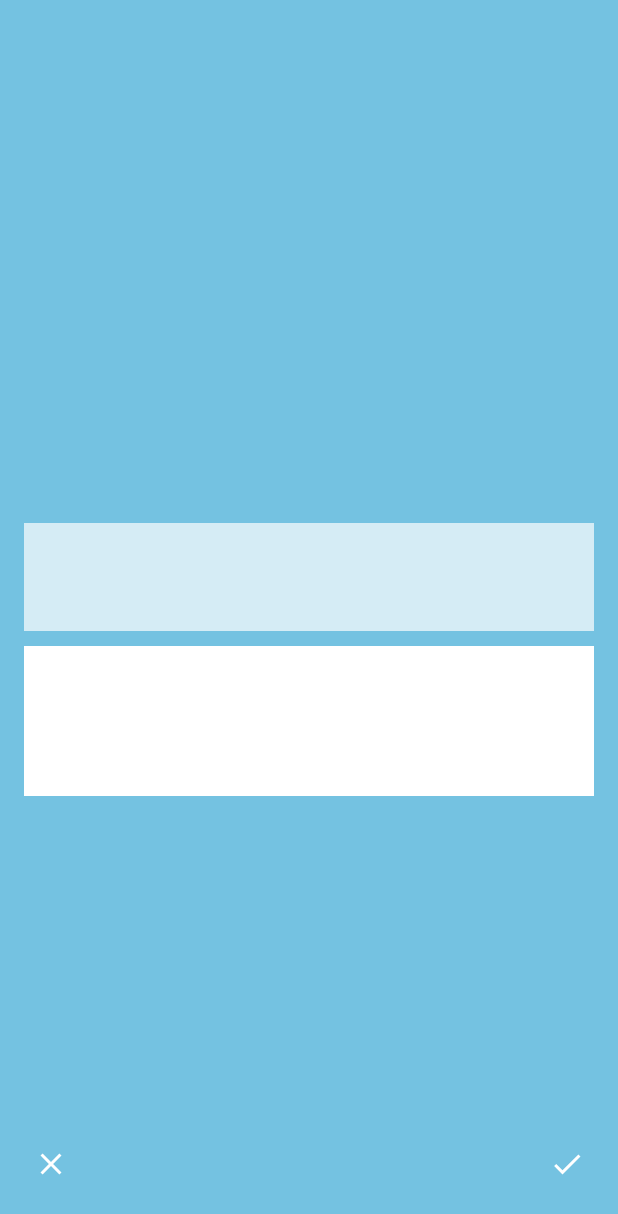
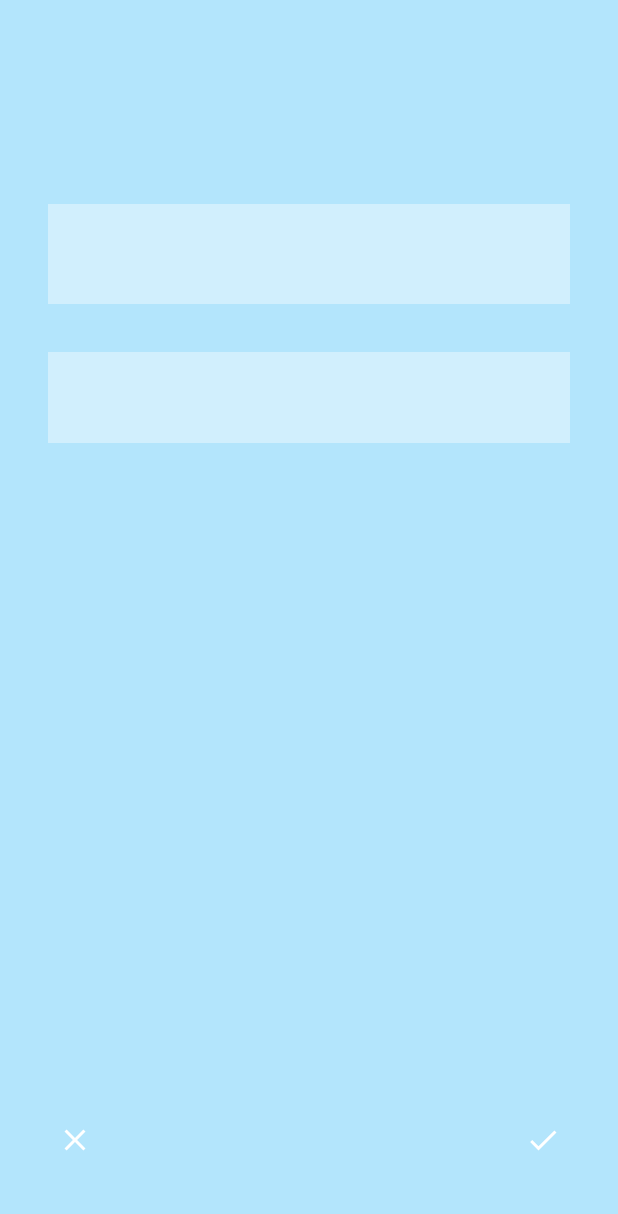
Before and after one commit to alicelubic/Pep-Talk-Project-4, an Android app: the layout frag_new_edit.xml on its own in the app's theme, with its tools: preview values and no code run, on a phone screen of 412 x 824 dp. Shown: the top 1214 px of the screen. Run offline under Robolectric (Android 15) with nearby library versions, the light colour scheme and no system bars.

Commit message:
stable for now

```diff
--- a/PepTalkApp/app/src/main/res/layout/frag_new_edit.xml
+++ b/PepTalkApp/app/src/main/res/layout/frag_new_edit.xml
@@ -1,10 +1,9 @@
 <?xml version="1.0" encoding="utf-8"?>
 <FrameLayout xmlns:android="http://schemas.android.com/apk/res/android"
     xmlns:app="http://schemas.android.com/apk/res-auto"
-    xmlns:tools="http://schemas.android.com/tools"
     android:layout_width="match_parent"
     android:layout_height="match_parent"
-    android:background="@color/myPrimaryLightBlue"
+    android:background="@color/mySecondaryBlue"
     android:clickable="true"
     android:fitsSystemWindows="true">
     <!--app:theme="@style/ThemeOverlay.AppCompat.ActionBar"-->
@@ -28,16 +27,25 @@
 
     <!--</android.support.design.widget.AppBarLayout>-->
 
-    <LinearLayout
+    <!--<LinearLayout-->
+    <!--android:layout_width="match_parent"-->
+    <!--android:layout_height="match_parent"-->
+    <!--android:gravity="center"-->
+    <!--android:orientation="vertical"-->
+    <!--android:padding="16dp">-->
+
+
+    <RelativeLayout
         android:layout_width="match_parent"
-        android:layout_height="wrap_content"
-        android:layout_gravity="center"
-        android:orientation="vertical"
-        android:padding="16dp">
+        android:layout_height="match_parent"
+        android:paddingLeft="16dp"
+        android:paddingRight="16dp"
+        android:paddingTop="64dp"
+        android:paddingBottom="16dp">
 
         <TextView
             android:id="@+id/textview_homescreen_widget_prompt"
-            style="@style/app_font.Blue"
+            style="@style/app_font.BrightBlue"
             android:layout_width="match_parent"
             android:layout_height="wrap_content"
             android:layout_marginBottom="16dp"
@@ -49,11 +57,11 @@
             android:id="@+id/inputlayout_title"
             android:layout_width="match_parent"
             android:layout_height="wrap_content"
-            android:layout_marginBottom="10dp"
-            android:alpha="0.7"
+            android:layout_margin="16dp"
+            android:alpha="0.4"
             android:background="@color/white"
-            android:gravity="top"
             android:padding="6dp"
+
             android:textColor="@color/colorPrimary"
             android:textColorHint="@color/myPrimaryLightBlue"
             app:hintTextAppearance="@style/app_font.Blue">
@@ -63,22 +71,23 @@
                 style="@style/my_edit_text"
                 android:layout_width="match_parent"
                 android:layout_height="match_parent"
+                android:layout_gravity="center_horizontal"
                 android:layout_marginBottom="6dp"
                 android:layout_marginTop="6dp"
                 android:focusable="true"
-                android:gravity="center_horizontal"
                 android:imeOptions="actionNext"
-                android:inputType="textCapWords"
-                android:textColor="@color/colorPrimary" />
+                android:inputType="textCapWords" />
         </android.support.design.widget.TextInputLayout>
 
         <android.support.design.widget.TextInputLayout
             android:id="@+id/inputlayout_body"
             android:layout_width="match_parent"
             android:layout_height="wrap_content"
+            android:layout_below="@id/inputlayout_title"
             android:layout_gravity="bottom"
+            android:layout_margin="16dp"
+            android:alpha="0.4"
             android:background="@color/white"
-            android:minHeight="100dp"
             android:padding="6dp"
             android:textColorHint="@color/myPrimaryLightBlue"
             app:hintTextAppearance="@style/app_font.Blue">
@@ -90,30 +99,33 @@
                 android:layout_height="match_parent"
                 android:gravity="top|start"
                 android:imeOptions="actionDone"
-                android:inputType="textMultiLine"
-                android:textColor="@color/colorPrimary" />
+                android:inputType="textMultiLine" />
 
         </android.support.design.widget.TextInputLayout>
 
 
-    </LinearLayout>
+        <!--</LinearLayout>-->
 
         <ImageButton
             android:id="@+id/imagebutton_fragment_done"
+            style="@style/frag_button"
             android:layout_width="wrap_content"
             android:layout_height="wrap_content"
-        android:layout_gravity="bottom|end"
-        style="@style/frag_button"
+            android:layout_alignParentBottom="true"
+            android:layout_alignParentEnd="true"
+            android:paddingBottom="30dp"
             android:src="@drawable/ic_check_white_24dp" />
 
 
         <ImageButton
             android:id="@+id/imagebutton_fragment_cancel"
+            style="@style/frag_button"
             android:layout_width="wrap_content"
             android:layout_height="wrap_content"
-        android:layout_gravity="bottom|start"
-        style="@style/frag_button"
+            android:layout_alignParentBottom="true"
+            android:layout_alignParentStart="true"
+            android:paddingBottom="30dp"
             android:src="@drawable/ic_clear_white_24dp" />
 
-    <!--</RelativeLayout>-->
+    </RelativeLayout>
 </FrameLayout>
--- a/PepTalkApp/app/src/main/res/values/styles.xml
+++ b/PepTalkApp/app/src/main/res/values/styles.xml
@@ -37,7 +37,7 @@
 
 
     <style name="app_font" parent="@android:style/TextAppearance.Medium">
-        <item name="android:textColor">#fafafa</item>
+        <item name="android:textColor">#ffffff</item>
         <item name="android:textSize">16sp</item>
         <item name="android:typeface">normal</item>
     </style>
@@ -49,21 +49,24 @@
     <style name="app_font.Blue">
         <item name="android:textColor">@color/myPrimaryLightBlue</item>
     </style>
+    <style name="app_font.BrightBlue">
+        <item name="android:textColor">@color/myAccentBlue</item>
+    </style>
 
-    <style name="my_edit_text" parent="@android:style/Widget.EditText">
+    <style name="my_edit_text" parent="@android:style/Widget.Material.EditText">
         <item name="android:textColorHint">@color/white</item>
         <item name="android:background">@color/white</item>
         <item name="android:padding">6dp</item>
         <!--<item name="app:hintTextAppearance=">@style/app_font.Blue"</item>-->
-        <item name="android:textSize">20sp</item>
-        <!--<item name="textColor">@color/white</item>-->
-        <item name="android:alpha">0.8</item>
+        <item name="android:textSize">16sp</item>
+        <item name="android:textColor">@color/myAccentBlue</item>
+
 
     </style>
 
     <style name="frag_button" parent="@android:style/Widget.ImageButton">
         <item name="android:layout_margin">6dp</item>
-        <item name="android:backgroundTint">@color/myPrimaryLightBlue</item>
+        <item name="android:backgroundTint">@color/mySecondaryBlue</item>
         <item name="android:paddingBottom">30dp</item>
         <item name="android:paddingLeft">16dp</item>
         <item name="android:paddingRight">16dp</item>
```
Also changed, not shown: PepTalkApp/app/src/main/java/owlslubic/peptalkapp/views/MainActivity.java (+11 -17 lines), PepTalkApp/app/src/main/res/layout/dialog_add_widget_text.xml (+10 -3 lines), PepTalkApp/app/src/main/res/layout/frag_view.xml (+20 -10 lines). Lines whose indentation alone changed are shown as unchanged.
